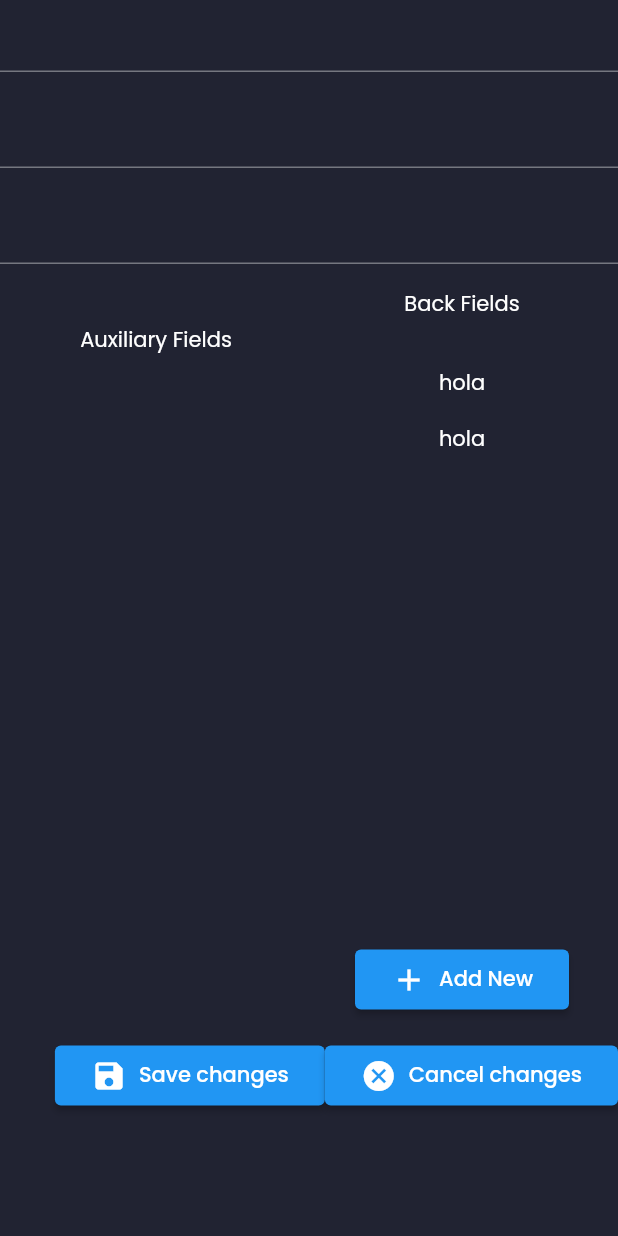
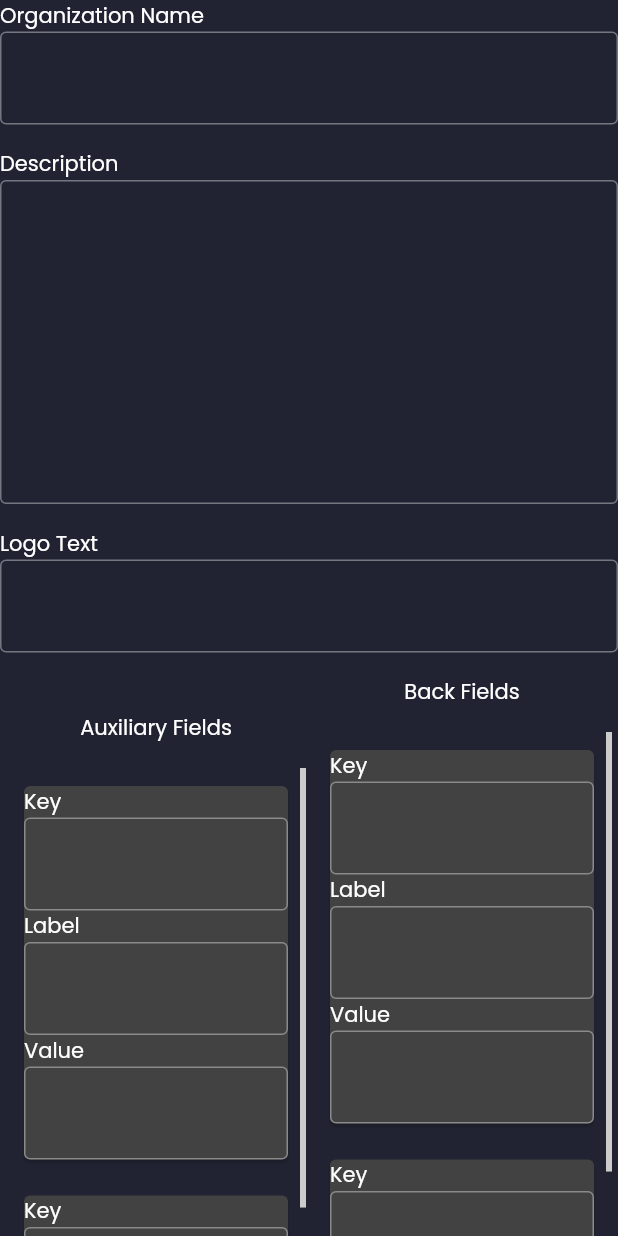
Before and after one commit to joanmg1205/testsPanelWeb, a Flutter app: the FormComponent widget shown alone on an empty page, opened directly, on a phone screen of 412 x 824 dp. Run offline on Flutter 3.47's test engine with Material 2 defaults, Android fonts, the phone set to English and light mode, and no system bars; our stand-ins replace beamer, fl_chart, flutter_svg, google_fonts.

Commit message:
update data design-1

```diff
--- a/lib/screens/modify_card/components/form.dart
+++ b/lib/screens/modify_card/components/form.dart
@@ -1,3 +1,4 @@
+import 'package:flutter/gestures.dart';
 import 'package:flutter/material.dart';
 import 'package:admin/constants.dart';
 import 'package:admin/responsive.dart';
@@ -13,6 +14,16 @@ class FormComponent extends StatefulWidget {
 
 class _FormComponentState extends State<FormComponent> {
   List auxKey = [1, 2];
+  ScrollController _scrollController1 = new ScrollController();
+  ScrollController _scrollController2 = new ScrollController();
+
+  @override
+  void initState() {
+    // TODO: implement initState
+    super.initState();
+    // import initial data from here
+  }
+
   @override
   Widget build(BuildContext context) {
     final GlobalKey<FormState> _formKey = GlobalKey<FormState>();
@@ -21,11 +32,42 @@ class _FormComponentState extends State<FormComponent> {
         key: _formKey,
         child: Column(
           children: [
-            TextFormField(),
+            Container(
+              alignment: Alignment.centerLeft,
+              child: Text(
+                'Organization Name',
+              ),
+            ),
+            TextFormField(
+              decoration: InputDecoration(
+                border: OutlineInputBorder(),
+              ),
+            ),
             SizedBox(height: defaultPadding),
-            TextFormField(),
+            Container(
+              alignment: Alignment.centerLeft,
+              child: Text(
+                'Description',
+              ),
+            ),
+            TextFormField(
+              maxLines: 8,
+              decoration: InputDecoration(
+                border: OutlineInputBorder(),
+              ),
+            ),
             SizedBox(height: defaultPadding),
-            TextFormField(),
+            Container(
+              alignment: Alignment.centerLeft,
+              child: Text(
+                'Logo Text',
+              ),
+            ),
+            TextFormField(
+              decoration: InputDecoration(
+                border: OutlineInputBorder(),
+              ),
+            ),
             SizedBox(height: defaultPadding),
             Row(
               mainAxisAlignment: MainAxisAlignment.spaceEvenly,
@@ -37,18 +79,57 @@ class _FormComponentState extends State<FormComponent> {
                     SizedBox(
                       height: 400,
                       width: 200,
+                      child: Scrollbar(
+                        thumbVisibility: true,
+                        controller: _scrollController1 ,
                         child: ListView.builder(
+                          controller: _scrollController1,
                           itemCount: auxKey.length,
                           itemBuilder: (context, index) {
-                          SizedBox(height: defaultPadding);
-                          Column(
+                            return Padding(
+                              padding: const EdgeInsets.all(defaultPadding / 2),
+                              child: Card(
+                                child: Column(
                                   children: [
-                              TextField(),
-                              TextField(),
-                              TextField(),
+                                    Container(
+                                      alignment: Alignment.centerLeft,
+                                      child: Text(
+                                        'Key',
+                                      ),
+                                    ),
+                                    TextFormField(
+                                      decoration: InputDecoration(
+                                        border: OutlineInputBorder(),
+                                      ),
+                                    ),
+                                    Container(
+                                      alignment: Alignment.centerLeft,
+                                      child: Text(
+                                        'Label',
+                                      ),
+                                    ),
+                                    TextFormField(
+                                      decoration: InputDecoration(
+                                        border: OutlineInputBorder(),
+                                      ),
+                                    ),
+                                    Container(
+                                      alignment: Alignment.centerLeft,
+                                      child: Text(
+                                        'Value',
+                                      ),
+                                    ),
+                                    TextFormField(
+                                      decoration: InputDecoration(
+                                        border: OutlineInputBorder(),
+                                      ),
+                                    ),
                                   ],
+                                ),
+                              ),
                             );
                           },
+                        ),
                       ),
                     ),
                   ],
@@ -60,16 +141,57 @@ class _FormComponentState extends State<FormComponent> {
                     SizedBox(
                       height: 400,
                       width: 200,
+                      child: Scrollbar(
+                        thumbVisibility: true,
+                        controller: _scrollController2 ,
                         child: ListView.builder(
+                          controller: _scrollController2,
                           itemCount: auxKey.length,
                           itemBuilder: (context, index) {
-                          return Column(
+                            return Padding(
+                              padding: const EdgeInsets.all(defaultPadding / 2),
+                              child: Card(
+                                child: Column(
                                   children: [
-                              SizedBox(height: defaultPadding),
-                              Text('hola'),
+                                    Container(
+                                      alignment: Alignment.centerLeft,
+                                      child: Text(
+                                        'Key',
+                                      ),
+                                    ),
+                                    TextFormField(
+                                      decoration: InputDecoration(
+                                        border: OutlineInputBorder(),
+                                      ),
+                                    ),
+                                    Container(
+                                      alignment: Alignment.centerLeft,
+                                      child: Text(
+                                        'Label',
+                                      ),
+                                    ),
+                                    TextFormField(
+                                      decoration: InputDecoration(
+                                        border: OutlineInputBorder(),
+                                      ),
+                                    ),
+                                    Container(
+                                      alignment: Alignment.centerLeft,
+                                      child: Text(
+                                        'Value',
+                                      ),
+                                    ),
+                                    TextFormField(
+                                      decoration: InputDecoration(
+                                        border: OutlineInputBorder(),
+                                      ),
+                                    ),
                                   ],
+                                ),
+                              ),
                             );
                           },
+                        ),
                       ),
                     ),
                     ElevatedButton.icon(
```
Lines whose indentation alone changed are shown as unchanged.
